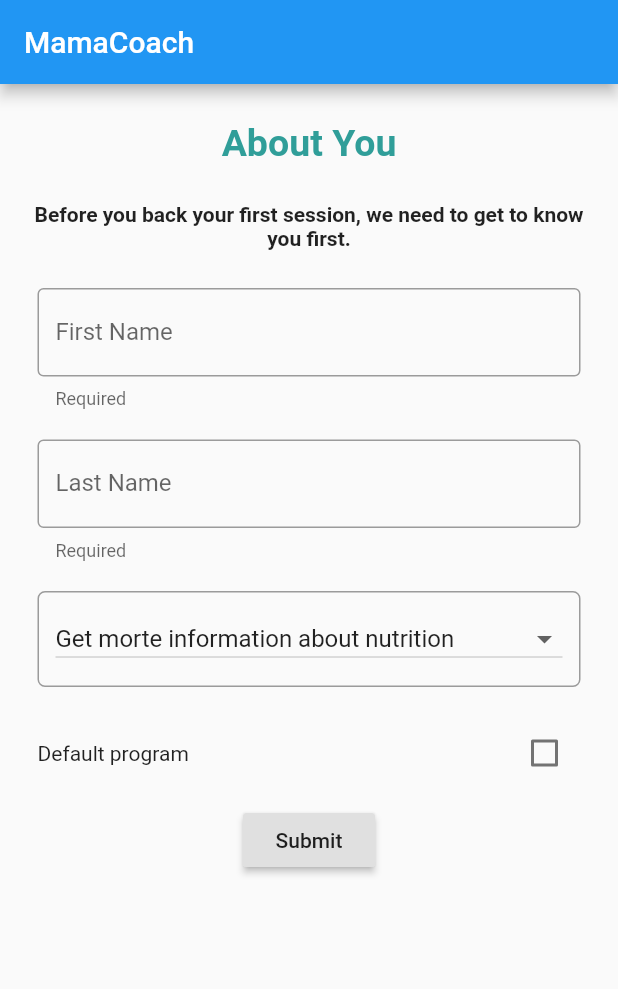
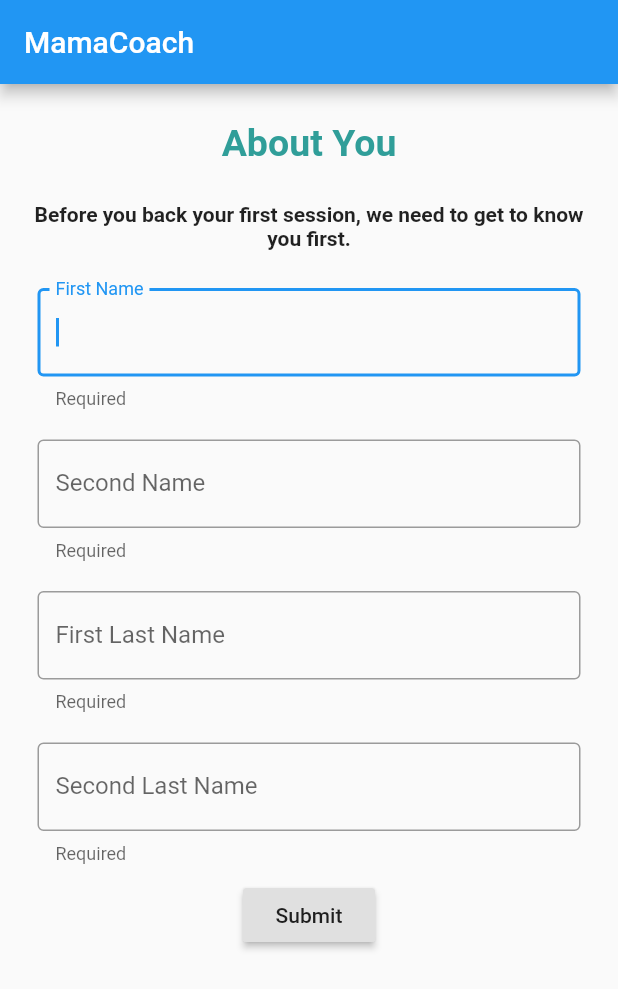
Before and after one commit to adyachok/mtrainer, a Flutter app: the screen it shows after launch, on a phone screen of 412 x 824 dp. Shown: the top 989 px of the screen. Run offline on Flutter 3.47's test engine with Material 2 defaults, Android fonts, the phone set to English and light mode, and no system bars.

Commit message:
About you page - names

```diff
--- a/lib/main.dart
+++ b/lib/main.dart
@@ -1,5 +1,6 @@
 import 'package:flutter/material.dart';
 import 'package:flutter/widgets.dart';
+import 'package:medicoach/pages/about-you.dart';
 import 'package:medicoach/widgets/dropdown-input.dart';
 import 'package:medicoach/widgets/generic-input.dart';
 import 'package:medicoach/widgets/input-field.dart';
@@ -39,8 +40,6 @@ class MyHomePage extends StatefulWidget {
 }
 
 class _MyHomePageState extends State<MyHomePage> {
-  final GlobalKey<FormState> _formKey = GlobalKey<FormState>();
-  FocusNode focusNode;
 
   @override
   Widget build(BuildContext context) {
@@ -48,93 +47,8 @@ class _MyHomePageState extends State<MyHomePage> {
         appBar: AppBar(
           title: Text(widget.title),
         ),
-        body: SingleChildScrollView(
-            child: Padding(
-                padding: EdgeInsets.all(15.0),
-                child: Column(
-                  children: [
-                    Row(
-                      children: [
-                        Expanded(
-                            child: Padding(
-                              padding: EdgeInsets.symmetric(vertical: 10),
-                              child: Text(
-                                "About You",
-                                textAlign: TextAlign.center,
-                                style: TextStyle(
-                                    fontWeight: FontWeight.bold,
-                                  color: Color.fromRGBO(48, 158, 153, 100),
-                                  fontSize: 25
-                                ),
-                              ),
-                            )
-
-
-                        )
-                      ],
-                    ),
-                    Row(
-                      children: [
-                        Expanded(
-                            child: Padding(
-                              padding: EdgeInsets.symmetric(vertical: 15.0),
-                              child: Text(
-                                "Before you back your first session, we need to get to know you first.",
-                                maxLines: 4,
-                                overflow: TextOverflow.ellipsis,
-                                textAlign: TextAlign.center,
-                                style: TextStyle(
-                                    fontWeight: FontWeight.bold,
-                                    fontSize: 14
-                                ),
-                              ),
-                            )
-
-
-                        )
-
-                      ],
-                    ),
-                    Form(
-                        key: _formKey,
-                        onChanged: () => print('CHANGED'),
-                        child: Column(
-                          children: [
-                            InputField("First Name").build(),
-                            InputField("Last Name").build(),
-                            DropDownInput(goals).build(),
-                            GenericInput(),
-                            RaisedButton(
-                                child: Text("Submit"),
-                                onPressed: () {
-                                  if (_formKey.currentState.validate()) {
-                                    _formKey.currentState.save();
-                                    _handleNewPatient();
-                                    Navigator.pop(context);
-                                  } else {
-                                    FocusScope.of(context).requestFocus(
-                                        focusNode);
-                                  }
-                                })
-                          ],
-                        )
-                    ),
-                  ],
-                )
-
-
-            )
-        )
+        body: AboutYouPage()
     );
   }
 
-  @override
-  void initState() {
-    this.focusNode = FocusNode();
-    super.initState();
-  }
-
-  void _handleNewPatient() {
-    print("Handle new patient");
-  }
 }
--- /dev/null
+++ b/lib/models/person.dart
@@ -0,0 +1,6 @@
+class Person {
+  String firstName;
+  String secondName;
+  String firstLastName;
+  String secondLastName;
+}
--- /dev/null
+++ b/lib/pages/about-you.dart
@@ -0,0 +1,81 @@
+import 'package:flutter/material.dart';
+import 'package:medicoach/models/person.dart';
+import 'package:medicoach/widgets/about-you-form.dart';
+
+
+
+class AboutYouPage extends StatefulWidget {
+
+  @override
+  State<StatefulWidget> createState() {
+    return AboutYouPageState();
+  }
+}
+
+class AboutYouPageState extends State<AboutYouPage> {
+  FocusNode focusNode;
+  Person person = Person();
+  final GlobalKey<FormState> _formKey = GlobalKey<FormState>();
+
+
+  @override
+  Widget build(BuildContext context) {
+    return SingleChildScrollView(
+        child: Padding(
+            padding: EdgeInsets.all(15.0),
+            child: Column(
+              children: [
+                Row(
+                  children: [
+                    Expanded(
+                        child: Padding(
+                          padding: EdgeInsets.symmetric(vertical: 10),
+                          child: Text(
+                            "About You",
+                            textAlign: TextAlign.center,
+                            style: TextStyle(
+                                fontWeight: FontWeight.bold,
+                                color: Color.fromRGBO(48, 158, 153, 100),
+                                fontSize: 25
+                            ),
+                          ),
+                        )
+                    )
+                  ],
+                ),
+                Row(
+                  children: [
+                    Expanded(
+                        child: Padding(
+                          padding: EdgeInsets.symmetric(vertical: 15.0),
+                          child: Text(
+                            "Before you back your first session, we need to get to know you first.",
+                            maxLines: 4,
+                            overflow: TextOverflow.ellipsis,
+                            textAlign: TextAlign.center,
+                            style: TextStyle(
+                                fontWeight: FontWeight.bold,
+                                fontSize: 14
+                            ),
+                          ),
+                        )
+
+
+                    )
+
+                  ],
+                ),
+                AboutYouForm(_formKey, focusNode, context, person).build()
+              ],
+            )
+        )
+    );
+  }
+
+  @override
+  void initState() {
+    this.focusNode = FocusNode();
+    super.initState();
+  }
+
+}
```
Also changed, not shown: lib/widgets/about-you-form.dart (added, +61 -0 lines), lib/widgets/input-field.dart (+6 -2 lines).
